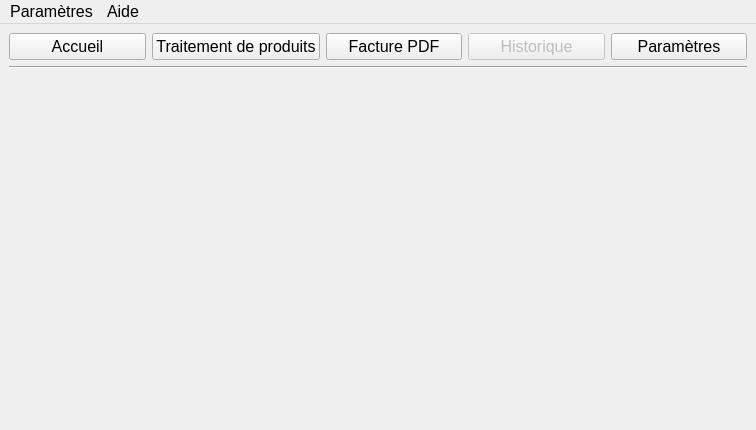
WallaceVBB/Cantine-EGalim, file gui/mainwindow.ui: the form before one commit.
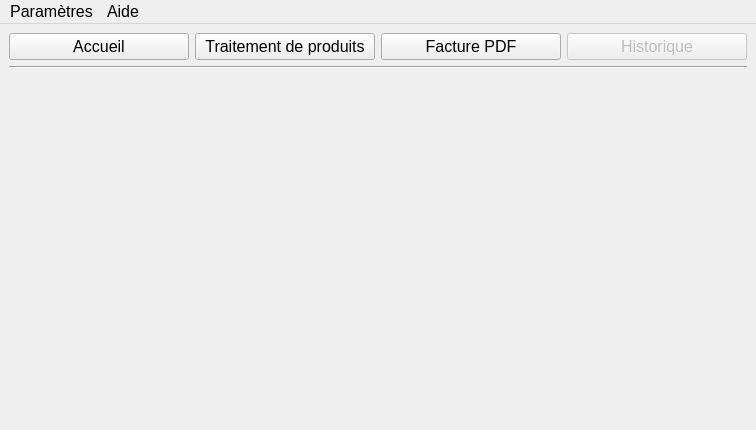
The form after the commit.

Commit message: Add Parametres and Mise à jour in menubar Delete Parametres in horizontalayout Delete one last unuseful html file of tesseract Modify mainwindow layout

What changed in the file:
```diff
--- a/gui/mainwindow.ui
+++ b/gui/mainwindow.ui
@@ -90,13 +90,6 @@
         </property>
        </widget>
       </item>
-      <item>
-       <widget class="QPushButton" name="b_Parametres">
-        <property name="text">
-         <string>Paramètres</string>
-        </property>
-       </widget>
-      </item>
      </layout>
     </item>
     <item>
```
Left out of the diff: 22 changed lines with no effect on the pictures. The commit also changes 5 other files.
